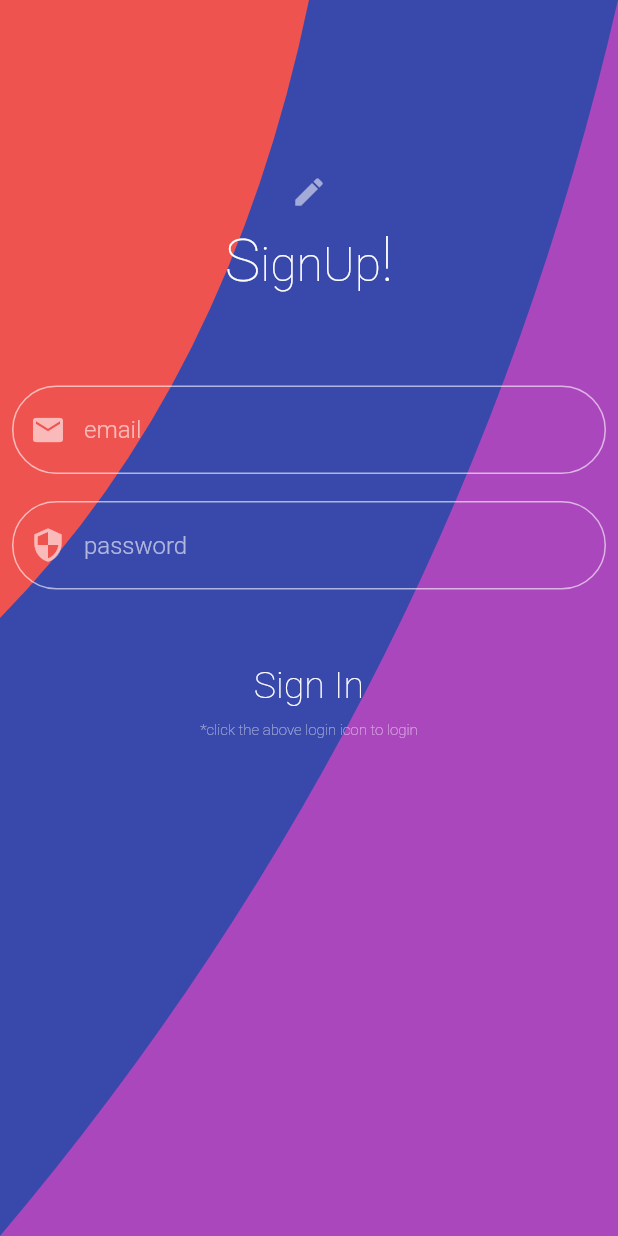
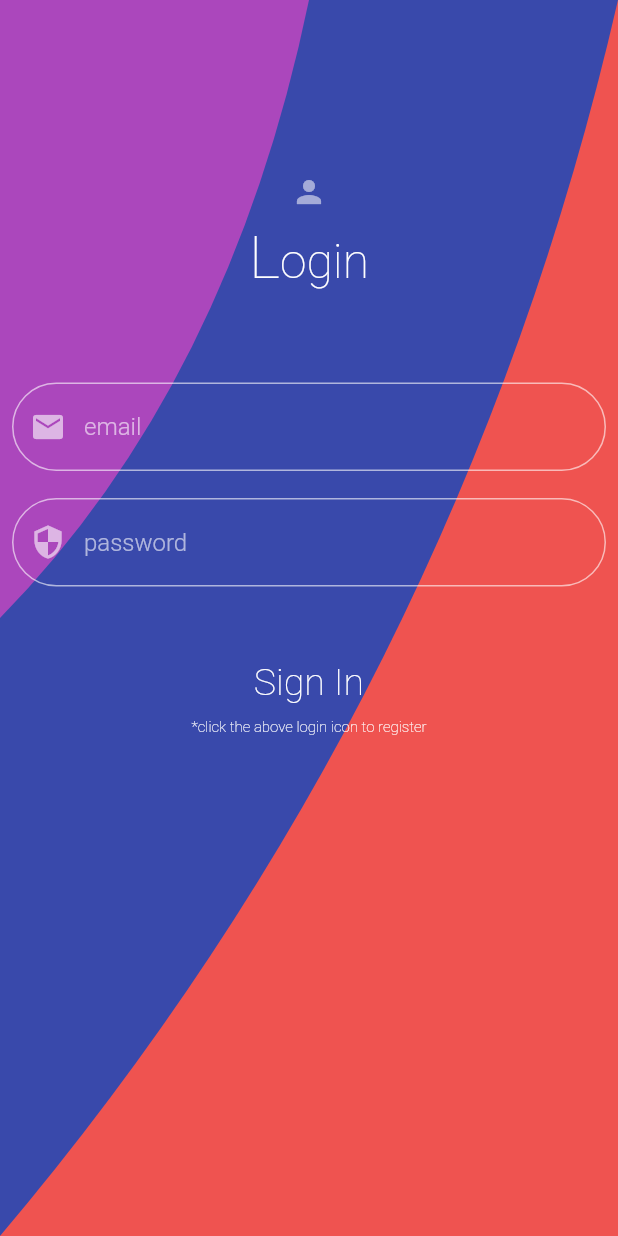
Before and after one commit to vaibhavkharade/LoginPage-LoginUsingFirebase, a Flutter app: the screen it shows after launch, on a phone screen of 412 x 824 dp. Run offline on Flutter 3.47's test engine with Material 2 defaults, Android fonts, the phone set to English and light mode, and no system bars; our stand-ins replace firebase_auth; accounts and stored records are empty.

Commit message:
toggle Screen Added

```diff
--- a/lib/Auth_services/auth.dart
+++ b/lib/Auth_services/auth.dart
@@ -0,0 +1,20 @@
+import 'package:firebase_auth/firebase_auth.dart';
+import 'package:loginproj/Modal/modal.dart';
+
+class Authentication {
+  FirebaseAuth _auth = FirebaseAuth.instance;
+
+  User generate(user) {
+    return User(uid: user.id);
+  }
+
+  Stream get usrStrm => _auth.onAuthStateChanged.map((e) => generate(e));
+
+  void signIn(email, password) async {
+    await _auth.signInWithEmailAndPassword(email: email, password: password);
+  }
+
+  void signOut() async {
+    await _auth.signOut();
+  }
+}
--- a/lib/DesignClip/clip.dart
+++ b/lib/DesignClip/backGPaint.dart
@@ -1,10 +1,15 @@
 import 'package:flutter/material.dart';
 
 class Mypainter extends CustomPainter {
+  var s1;
+  var s2;
+
+  Mypainter({this.s1, this.s2});
+
   @override
   void paint(Canvas canvas, Size size) {
     var paint1 = Paint();
-    paint1.color = Colors.purple[400];
+    paint1.color = s1;
     paint1.style = PaintingStyle.fill;
     var path1 = Path();
     path1.addRect(Rect.fromLTWH(0, 0, size.width, size.height));
@@ -22,7 +27,7 @@ class Mypainter extends CustomPainter {
     canvas.drawPath(path2, paint2);
 
     var paint3 = Paint();
-    paint3.color = Colors.red[400];
+    paint3.color = s2;
     paint3.style = PaintingStyle.fill;
     var path3 = Path();
     path3.lineTo(0, size.height / 2);
--- a/lib/Modal/modal.dart
+++ b/lib/Modal/modal.dart
@@ -0,0 +1,5 @@
+class User {
+  String uid;
+  //data
+  User({this.uid});
+}
--- a/lib/Screens/register.dart
+++ b/lib/Screens/register.dart
@@ -1,7 +1,12 @@
 import 'package:flutter/material.dart';
-import 'package:loginproj/DesignClip/clip.dart';
+import 'package:loginproj/DesignClip/backGPaint.dart';
 
 class Register extends StatefulWidget {
+
+  final Function toggle;
+   final color1;
+  final color2;
+  Register({this.toggle , this.color1 , this.color2});
   @override
   _RegisterState createState() => _RegisterState();
 }
@@ -13,7 +18,7 @@ class _RegisterState extends State<Register> {
     return Scaffold(
         body: Stack(children: [
       CustomPaint(
-        painter:Mypainter(),
+        painter:Mypainter(s1:widget.color1 , s2:widget.color2),
         child:Container()
       ),
       Form(
@@ -35,7 +40,9 @@ class _RegisterState extends State<Register> {
                           child: IconButton(
                               color:Colors.white54,
                               icon: Icon(Icons.mode_edit,),
-                              onPressed: () {}),
+                              onPressed: () {
+                                widget.toggle();
+                              }),
                         ),
                        RichText(text:TextSpan(children: [
                         TextSpan(
@@ -85,7 +92,7 @@ class _RegisterState extends State<Register> {
                     TextFormField(
                       obscureText: true,
                       decoration: InputDecoration(
-                        errorStyle: TextStyle(color: Colors.black),
+                        errorStyle: TextStyle(color: Colors.white60),
                         focusedErrorBorder: OutlineInputBorder(
                             borderRadius: BorderRadius.circular(18)),
                         hintText: 'password',
@@ -127,7 +134,7 @@ class _RegisterState extends State<Register> {
                         height: 60,
                         child: Text('*click the above login icon to login',
                             style: TextStyle(
-                                color: Colors.white54,
+                                color: Colors.white,
                                 fontSize: 10,
                                 fontWeight: FontWeight.w200)))
                   ]),
--- a/lib/Screens/signIn.dart
+++ b/lib/Screens/signIn.dart
@@ -1,18 +1,26 @@
 import 'package:flutter/material.dart';
-import 'package:loginproj/DesignClip/clip.dart';
+import 'package:loginproj/DesignClip/backGPaint.dart';
 
 class SignIn extends StatefulWidget {
+  final Function toggle;
+  final color1;
+  final color2;
+
+  SignIn({this.toggle , this.color1 , this.color2});
   @override
   _SignInState createState() => _SignInState();
 }
 
 class _SignInState extends State<SignIn> {
+  var loginFlag;
+  var regFlag;
+
   var formKey = GlobalKey<FormState>();
   @override
   Widget build(BuildContext context) {
     return Scaffold(
         body: Stack(children: [
-      CustomPaint(painter: Mypainter(), child: Container()),
+      CustomPaint(painter: Mypainter(s1:widget.color1 , s2:widget.color2), child: Container()),
       Form(
           key: formKey,
           child: Padding(
@@ -32,7 +40,9 @@ class _SignInState extends State<SignIn> {
                           child: IconButton(
                               focusColor: Colors.white60,
                               icon: Icon(Icons.person, color: Colors.white54),
-                              onPressed: () {}),
+                              onPressed: () {
+                                widget.toggle();
+                              }),
                         ),
                         RichText(
                           text: TextSpan(children: [
@@ -44,7 +54,6 @@ class _SignInState extends State<SignIn> {
                                 text: 'ogin',
                                 style: TextStyle(
                                     fontSize: 32, fontWeight: FontWeight.w200)),
-
                           ]),
                         ),
                       ],
@@ -58,7 +67,7 @@ class _SignInState extends State<SignIn> {
                         alignLabelWithHint: true,
                         suffixText: '@',
                         prefixIcon: Icon(Icons.email, color: Colors.white60),
-                        errorStyle: TextStyle(color: Colors.black),
+                        errorStyle: TextStyle(color: Colors.white60),
                         focusedErrorBorder: OutlineInputBorder(
                             borderRadius: BorderRadius.circular(18)),
                         errorBorder: OutlineInputBorder(
@@ -79,7 +88,7 @@ class _SignInState extends State<SignIn> {
                     TextFormField(
                       obscureText: true,
                       decoration: InputDecoration(
-                        errorStyle: TextStyle(color: Colors.black),
+                        errorStyle: TextStyle(color: Colors.white60),
                         focusedErrorBorder: OutlineInputBorder(
                             borderRadius: BorderRadius.circular(18)),
                         hintText: 'password',
--- a/lib/main.dart
+++ b/lib/main.dart
@@ -1,9 +1,12 @@
 import 'package:flutter/material.dart';
-import 'package:loginproj/Screens/register.dart';
 import 'package:loginproj/Screens/signIn.dart';
 
+import 'Auth_services/auth.dart';
+import 'Screens/home.dart';
+import 'Screens/register.dart';
+
 void main() {
-  runApp(MaterialApp(debugShowCheckedModeBanner:false ,home: MyApp()));
+  runApp(MaterialApp(debugShowCheckedModeBanner: false, home: MyApp()));
 }
 
 class MyApp extends StatefulWidget {
@@ -12,8 +15,36 @@ class MyApp extends StatefulWidget {
 }
 
 class _MyAppState extends State<MyApp> {
+  var signIn = true;
+  var color1 = Colors.red[400];
+  var color2 = Colors.purple[400];
+  void toggle() {
+    setState(() {
+      signIn = !signIn;
+      if (signIn == true) {
+        color1 = Colors.red[400];
+        color2 = Colors.purple[400];
+      } else {
+        color1 = Colors.purple[400];
+        color2 = Colors.red[400];
+      }
+    });
+  }
+
   @override
   Widget build(BuildContext context) {
-    return Register();
+    return StreamBuilder(
+        stream: Authentication().usrStrm,
+        builder: (context, snapshot) {
+          if (snapshot.hasData) {
+            return Home();
+          } else {
+            if (signIn) {
+              return SignIn(toggle: toggle, color1: color1, color2: color2);
+            } else {
+              return Register(toggle: toggle, color1: color1, color2: color2);
+            }
+          }
+        });
   }
 }
--- a/pubspec.yaml
+++ b/pubspec.yaml
@@ -14,11 +14,12 @@ description: A new Flutter project.
 version: 1.0.0+1
 
 environment:
-  sdk: ">=2.1.0 <3.0.0"
+  sdk: ">=2.2.2 <3.0.0"
 
 dependencies:
   flutter:
     sdk: flutter
+  firebase_auth: ^0.16.0
 
   # The following adds the Cupertino Icons font to your application.
   # Use with the CupertinoIcons class for iOS style icons.
```
Also changed, not shown: lib/Screens/home.dart (added, +18 -0 lines), lib/Screens/wrapper.dart (deleted), pubspec.lock.
